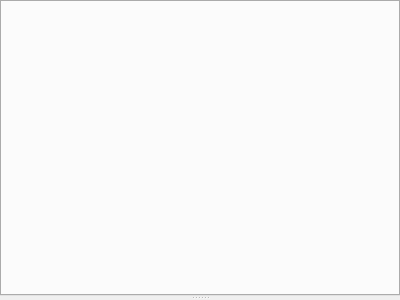
Old version of the form branches/Rewrite/UI/dialogprivatemessages.ui in the repository c3c/quazaa.
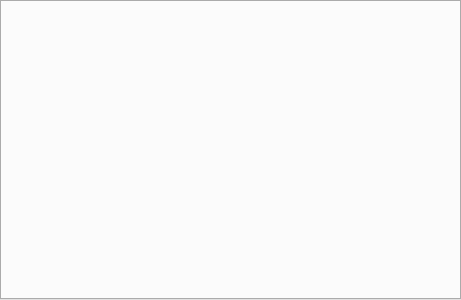
New version of the form. Icons and pictures are not drawn.

Commit message: Took the splitter out of DialogPrivateMessages. Added some stuff to IRC chat. Implementing variables to hold chat rooms so tabs in irc chat can be removed. Added a connect to dialog for private messages. It will work on all networks but for now it just works with G2.

```diff
--- a/branches/Rewrite/UI/dialogprivatemessages.ui
+++ b/branches/Rewrite/UI/dialogprivatemessages.ui
@@ -6,10 +6,16 @@
    <rect>
     <x>0</x>
     <y>0</y>
-    <width>400</width>
+    <width>461</width>
     <height>300</height>
    </rect>
   </property>
+  <property name="minimumSize">
+   <size>
+    <width>461</width>
+    <height>300</height>
+   </size>
+  </property>
   <property name="windowTitle">
    <string>Private Messages</string>
   </property>
@@ -17,19 +23,42 @@
    <iconset resource="../Resource.qrc">
     <normaloff>:/Resource/Chat/ChatWelcome.png</normaloff>:/Resource/Chat/ChatWelcome.png</iconset>
   </property>
-  <layout class="QHBoxLayout" name="horizontalLayout">
+  <layout class="QVBoxLayout" name="verticalLayoutPrivateMessages">
+   <property name="spacing">
+    <number>0</number>
+   </property>
    <property name="margin">
     <number>0</number>
    </property>
    <item>
-    <widget class="QSplitter" name="splitter">
-     <property name="orientation">
-      <enum>Qt::Vertical</enum>
+    <widget class="QTabWidget" name="tabWidgetPrivateMessages">
+     <property name="sizePolicy">
+      <sizepolicy hsizetype="Expanding" vsizetype="Expanding">
+       <horstretch>0</horstretch>
+       <verstretch>0</verstretch>
+      </sizepolicy>
      </property>
-     <widget class="QTabWidget" name="tabWidgetPrivateMessages"/>
-     <widget class="QWidget" name="horizontalLayoutWidget">
-      <layout class="QHBoxLayout" name="horizontalLayoutChatInput"/>
-     </widget>
+     <property name="tabsClosable">
+      <bool>true</bool>
+     </property>
+    </widget>
+   </item>
+   <item>
+    <widget class="QFrame" name="frameMessageInput">
+     <property name="frameShape">
+      <enum>QFrame::NoFrame</enum>
+     </property>
+     <property name="frameShadow">
+      <enum>QFrame::Plain</enum>
+     </property>
+     <layout class="QHBoxLayout" name="horizontalLayoutChatInput">
+      <property name="spacing">
+       <number>0</number>
+      </property>
+      <property name="margin">
+       <number>0</number>
+      </property>
+     </layout>
     </widget>
    </item>
   </layout>
```
The commit also changes 15 other files.
